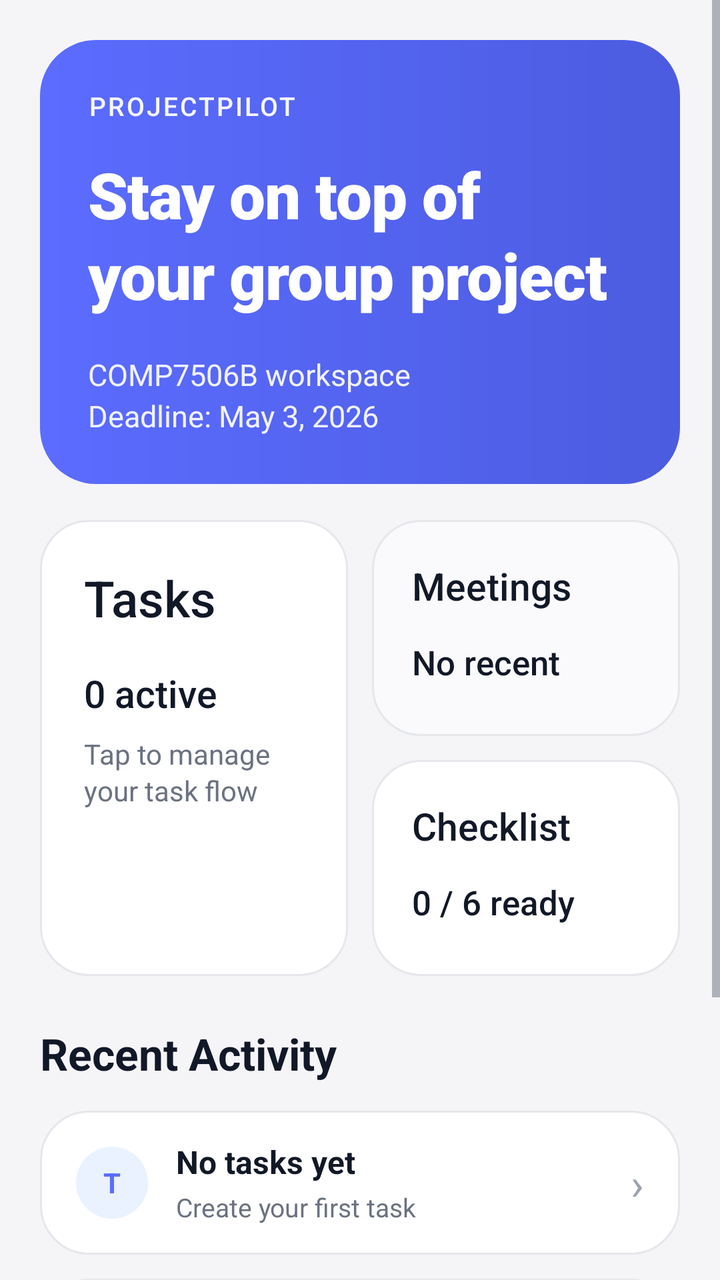
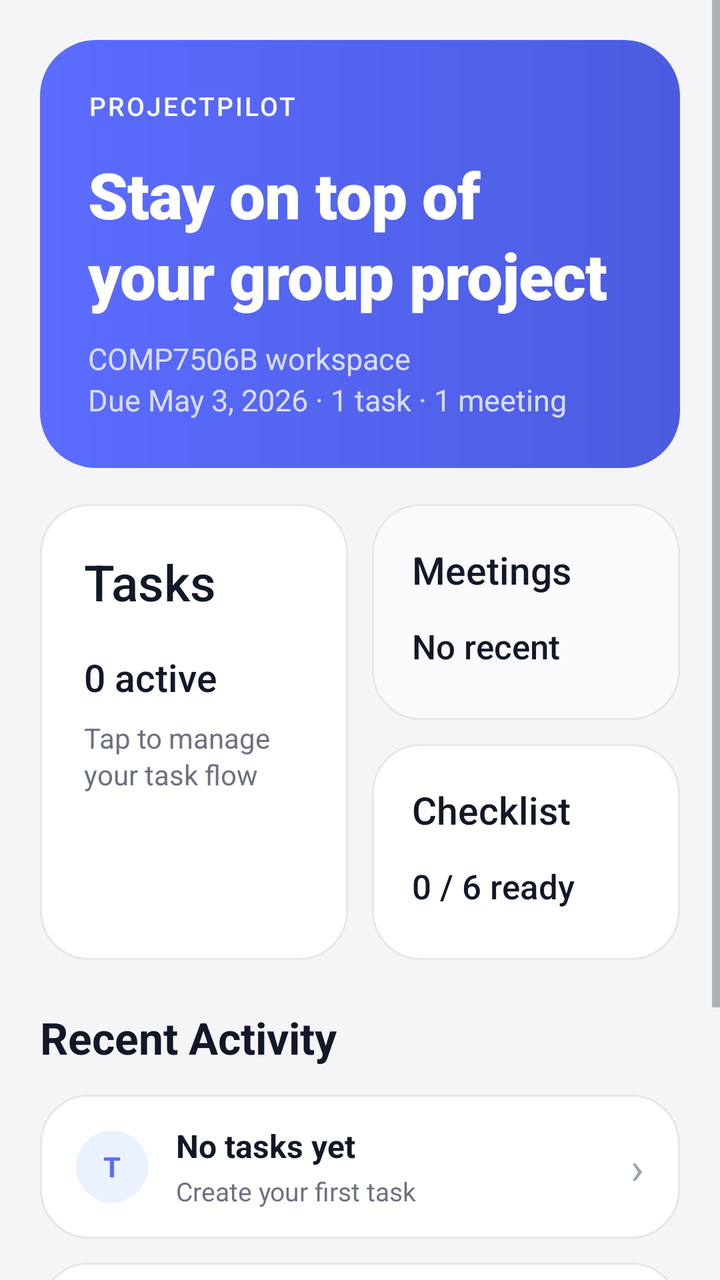

Two renders of the same Android screen: before a commit and after it. Below are the layout's source before the change and the commit's diff.
<!-- AndroidManifest.xml: application theme Theme.GroupProject -->
<!-- res/layout/fragment_home.xml -->
<?xml version="1.0" encoding="utf-8"?>
<ScrollView xmlns:android="http://schemas.android.com/apk/res/android"
    android:layout_width="match_parent"
    android:layout_height="match_parent"
    android:background="@color/bg_app"
    android:fillViewport="true"
    android:clipToPadding="false">

    <LinearLayout
        android:layout_width="match_parent"
        android:layout_height="wrap_content"
        android:orientation="vertical"
        android:paddingStart="@dimen/page_horizontal_padding"
        android:paddingTop="@dimen/space_20"
        android:paddingEnd="@dimen/page_horizontal_padding"
        android:paddingBottom="110dp">

        <LinearLayout
            android:layout_width="match_parent"
            android:layout_height="wrap_content"
            android:background="@drawable/bg_card_hero"
            android:orientation="vertical"
            android:padding="24dp">

            <TextView
                android:layout_width="wrap_content"
                android:layout_height="wrap_content"
                android:text="PROJECTPILOT"
                android:textAllCaps="true"
                android:textColor="@color/text_on_accent"
                android:textSize="13sp"
                android:fontFamily="sans-serif-medium"
                android:letterSpacing="0.08"
                android:alpha="0.95" />

            <TextView
                android:layout_width="match_parent"
                android:layout_height="wrap_content"
                android:layout_marginTop="14dp"
                android:text="Stay on top of\nyour group project"
                android:textColor="@color/text_on_accent"
                android:textSize="32sp"
                android:fontFamily="sans-serif-black"
                android:lineSpacingExtra="3dp"
                android:letterSpacing="-0.01" />

            <TextView
                android:id="@+id/tv_project_subinfo"
                android:layout_width="match_parent"
                android:layout_height="wrap_content"
                android:layout_marginTop="18dp"
                android:text="COMP7506B workspace\nDeadline: May 3, 2026"
                android:textColor="@color/text_on_accent"
                android:textSize="15sp"
                android:fontFamily="sans-serif"
                android:lineSpacingExtra="3dp"
                android:alpha="0.92" />
        </LinearLayout>

        <LinearLayout
            android:layout_width="match_parent"
            android:layout_height="wrap_content"
            android:layout_marginTop="18dp"
            android:orientation="horizontal">

            <LinearLayout
                android:layout_width="0dp"
                android:layout_height="228dp"
                android:layout_weight="1"
                android:background="@drawable/bg_card_surface"
                android:orientation="vertical"
                android:padding="22dp">

                <TextView
                    android:layout_width="wrap_content"
                    android:layout_height="wrap_content"
                    android:text="Tasks"
                    android:textColor="@color/text_primary"
                    android:textSize="25sp"
                    android:fontFamily="sans-serif-medium" />

                <TextView
                    android:id="@+id/tv_tasks_highlight"
                    android:layout_width="wrap_content"
                    android:layout_height="wrap_content"
                    android:layout_marginTop="18dp"
                    android:text="0 active"
                    android:textColor="@color/text_primary"
                    android:textSize="19sp"
                    android:fontFamily="sans-serif-medium" />

                <TextView
                    android:id="@+id/tv_tasks_subinfo"
                    android:layout_width="match_parent"
                    android:layout_height="wrap_content"
                    android:layout_marginTop="8dp"
                    android:text="Tap to manage your task flow"
                    android:textColor="@color/text_secondary"
                    android:textSize="14sp"
                    android:lineSpacingExtra="2dp" />
            </LinearLayout>

            <Space
                android:layout_width="12dp"
                android:layout_height="1dp" />

            <LinearLayout
                android:layout_width="0dp"
                android:layout_height="228dp"
                android:layout_weight="1"
                android:orientation="vertical">

                <LinearLayout
                    android:layout_width="match_parent"
                    android:layout_height="0dp"
                    android:layout_weight="1"
                    android:background="@drawable/bg_card_soft"
                    android:orientation="vertical"
                    android:padding="20dp">

                    <TextView
                        android:layout_width="wrap_content"
                        android:layout_height="wrap_content"
                        android:text="Meetings"
                        android:textColor="@color/text_primary"
                        android:textSize="19sp"
                        android:fontFamily="sans-serif-medium"
                        android:maxLines="1"
                        android:ellipsize="end" />

                    <TextView
                        android:id="@+id/tv_meetings_highlight"
                        android:layout_width="wrap_content"
                        android:layout_height="wrap_content"
                        android:layout_marginTop="14dp"
                        android:text="No recent"
                        android:textColor="@color/text_primary"
                        android:textSize="17sp"
                        android:fontFamily="sans-serif-medium"
                        android:maxLines="1"
                        android:ellipsize="end" />

                    <TextView
                        android:id="@+id/tv_meetings_subinfo"
                        android:layout_width="match_parent"
                        android:layout_height="wrap_content"
                        android:layout_marginTop="6dp"
                        android:text="Capture notes and decisions"
                        android:textColor="@color/text_secondary"
                        android:textSize="13sp"
                        android:maxLines="2"
                        android:ellipsize="end"/>
                </LinearLayout>

                <Space
                    android:layout_width="1dp"
                    android:layout_height="12dp" />

                <LinearLayout
                    android:layout_width="match_parent"
                    android:layout_height="0dp"
                    android:layout_weight="1"
                    android:background="@drawable/bg_card_surface"
                    android:orientation="vertical"
                    android:padding="20dp">

                    <TextView
                        android:layout_width="wrap_content"
                        android:layout_height="wrap_content"
                        android:text="Checklist"
                        android:textColor="@color/text_primary"
                        android:textSize="19sp"
                        android:fontFamily="sans-serif-medium"
                        android:maxLines="1"
                        android:ellipsize="end" />

                    <TextView
                        android:id="@+id/tv_checklist_highlight"
                        android:layout_width="wrap_content"
                        android:layout_height="wrap_content"
                        android:layout_marginTop="14dp"
                        android:text="0 / 6 ready"
                        android:textColor="@color/text_primary"
                        android:textSize="17sp"
                        android:fontFamily="sans-serif-medium"
                        android:maxLines="1"
                        android:ellipsize="end" />

                    <TextView
                        android:id="@+id/tv_checklist_subinfo"
                        android:layout_width="match_parent"
                        android:layout_height="wrap_content"
                        android:layout_marginTop="6dp"
                        android:text="Submission progress"
                        android:textColor="@color/text_secondary"
                        android:textSize="13sp"
                        android:maxLines="2"
                        android:ellipsize="end"/>
                </LinearLayout>

            </LinearLayout>
        </LinearLayout>

        <TextView
            android:layout_width="wrap_content"
            android:layout_height="wrap_content"
            android:layout_marginTop="24dp"
            android:text="Recent Activity"
            android:textColor="@color/text_primary"
            android:textSize="22sp"
            android:textStyle="bold" />

        <LinearLayout
            android:id="@+id/card_recent_task"
            android:layout_width="match_parent"
            android:layout_height="wrap_content"
            android:layout_marginTop="14dp"
            android:background="@drawable/bg_card_surface"
            android:gravity="center_vertical"
            android:minHeight="72dp"
            android:orientation="horizontal"
            android:paddingStart="18dp"
            android:paddingTop="14dp"
            android:paddingEnd="18dp"
            android:paddingBottom="14dp">

            <TextView
                android:layout_width="36dp"
                android:layout_height="36dp"
                android:background="@drawable/bg_status_todo"
                android:gravity="center"
                android:text="T"
                android:textColor="@color/accent_primary"
                android:textSize="14sp"
                android:textStyle="bold" />

            <LinearLayout
                android:layout_width="0dp"
                android:layout_height="wrap_content"
                android:layout_marginStart="14dp"
                android:layout_weight="1"
                android:orientation="vertical">

                <TextView
                    android:id="@+id/tv_recent_task_title"
                    android:layout_width="match_parent"
                    android:layout_height="wrap_content"
                    android:text="No tasks yet"
                    android:textColor="@color/text_primary"
                    android:textSize="16sp"
                    android:textStyle="bold"
                    android:maxLines="1"
                    android:ellipsize="end" />

                <TextView
                    android:id="@+id/tv_recent_task_meta"
                    android:layout_width="match_parent"
                    android:layout_height="wrap_content"
                    android:layout_marginTop="3dp"
                    android:text="Create your first task"
                    android:textColor="@color/text_secondary"
                    android:textSize="13sp"
                    android:maxLines="1"
                    android:ellipsize="end" />
            </LinearLayout>

            <TextView
                android:layout_width="wrap_content"
                android:layout_height="wrap_content"
                android:text="›"
                android:textColor="@color/text_tertiary"
                android:textSize="22sp" />
        </LinearLayout>

        <LinearLayout
            android:id="@+id/card_recent_meeting"
            android:layout_width="match_parent"
            android:layout_height="wrap_content"
            android:layout_marginTop="12dp"
            android:background="@drawable/bg_card_surface"
            android:gravity="center_vertical"
            android:minHeight="72dp"
            android:orientation="horizontal"
            android:paddingStart="18dp"
            android:paddingTop="14dp"
            android:paddingEnd="18dp"
            android:paddingBottom="14dp">

            <TextView
                android:layout_width="36dp"
                android:layout_height="36dp"
                android:background="@drawable/bg_card_soft"
                android:gravity="center"
                android:text="M"
                android:textColor="@color/text_primary"
                android:textSize="14sp"
                android:textStyle="bold" />

            <LinearLayout
                android:layout_width="0dp"
                android:layout_height="wrap_content"
                android:layout_marginStart="14dp"
                android:layout_weight="1"
                android:orientation="vertical">

                <TextView
                    android:id="@+id/tv_recent_meeting_title"
                    android:layout_width="match_parent"
                    android:layout_height="wrap_content"
                    android:text="No meetings yet"
                    android:textColor="@color/text_primary"
                    android:textSize="16sp"
                    android:textStyle="bold"
                    android:maxLines="1"
                    android:ellipsize="end" />

                <TextView
                    android:id="@+id/tv_recent_meeting_meta"
                    android:layout_width="match_parent"
                    android:layout_height="wrap_content"
                    android:layout_marginTop="3dp"
                    android:text="Add a meeting note"
                    android:textColor="@color/text_secondary"
                    android:textSize="13sp"
                    android:maxLines="1"
                    android:ellipsize="end" />
            </LinearLayout>

            <TextView
                android:layout_width="wrap_content"
                android:layout_height="wrap_content"
                android:text="›"
                android:textColor="@color/text_tertiary"
                android:textSize="22sp" />
        </LinearLayout>

    </LinearLayout>

</ScrollView>
<!-- resources referenced by this layout -->
<resources>
  <color name="accent_primary">#5B6CFF</color>
  <color name="bg_app">#F5F5F7</color>
  <color name="text_on_accent">#FFFFFF</color>
  <color name="text_primary">#111827</color>
  <color name="text_secondary">#6B7280</color>
  <color name="text_tertiary">#9CA3AF</color>
  <dimen name="page_horizontal_padding">20dp</dimen>
  <dimen name="space_20">20dp</dimen>
  <!-- drawable bg_card_hero (drawable) -->
  <?xml version="1.0" encoding="utf-8"?>
  <shape xmlns:android="http://schemas.android.com/apk/res/android">
      <gradient
          android:angle="0"
          android:startColor="@color/accent_primary"
          android:endColor="@color/accent_pressed" />
      <corners android:radius="@dimen/radius_hero" />
  </shape>
  <!-- drawable bg_card_soft (drawable) -->
  <?xml version="1.0" encoding="utf-8"?>
  <shape xmlns:android="http://schemas.android.com/apk/res/android">
      <solid android:color="@color/surface_soft" />
      <corners android:radius="@dimen/radius_card" />
      <stroke
          android:width="1dp"
          android:color="@color/border_light" />
  </shape>
  <!-- drawable bg_card_surface (drawable) -->
  <?xml version="1.0" encoding="utf-8"?>
  <shape xmlns:android="http://schemas.android.com/apk/res/android">
      <solid android:color="@color/surface" />
      <corners android:radius="@dimen/radius_card" />
      <stroke
          android:width="1dp"
          android:color="@color/border_light" />
  </shape>
  <!-- drawable bg_status_todo (drawable) -->
  <?xml version="1.0" encoding="utf-8"?>
  <shape xmlns:android="http://schemas.android.com/apk/res/android">
      <solid android:color="@color/status_todo_bg" />
      <corners android:radius="20dp" />
  </shape>
  <style name="Theme.GroupProject" parent="Theme.Material3.DayNight.NoActionBar">
          <item name="colorPrimary">@color/accent_primary</item>
          <item name="colorOnPrimary">@color/text_on_accent</item>
  
          <item name="colorSecondary">@color/accent_primary</item>
          <item name="colorOnSecondary">@color/text_on_accent</item>
  
          <item name="android:windowBackground">@color/bg_app</item>
          <item name="colorSurface">@color/surface</item>
          <item name="colorOnSurface">@color/text_primary</item>
  
          <item name="android:textColorPrimary">@color/text_primary</item>
          <item name="android:textColorSecondary">@color/text_secondary</item>
  
          <item name="android:statusBarColor">@android:color/transparent</item>
          <item name="android:navigationBarColor">@color/surface</item>
      </style>
  <color name="accent_pressed">#4C5CE0</color>
  <dimen name="radius_hero">28dp</dimen>
  <color name="surface_soft">#FAFAFC</color>
  <dimen name="radius_card">24dp</dimen>
  <color name="border_light">#E5E7EB</color>
  <color name="surface">#FFFFFF</color>
  <color name="status_todo_bg">#EAF2FF</color>
</resources>

<!-- the commit's change to res/layout/fragment_home.xml (unified diff, before → after) -->
@@ -25,6 +25,7 @@
             <TextView
                 android:layout_width="wrap_content"
                 android:layout_height="wrap_content"
+                android:id="@+id/tv_project_name"
                 android:text="PROJECTPILOT"
                 android:textAllCaps="true"
                 android:textColor="@color/text_on_accent"
@@ -46,15 +47,14 @@
 
             <TextView
                 android:id="@+id/tv_project_subinfo"
-                android:layout_width="match_parent"
-                android:layout_height="wrap_content"
-                android:layout_marginTop="18dp"
-                android:text="COMP7506B workspace\nDeadline: May 3, 2026"
-                android:textColor="@color/text_on_accent"
+                android:layout_width="wrap_content"
+                android:layout_height="wrap_content"
+                android:layout_marginTop="10dp"
+                android:text="COMP7506B workspace&#10;Due May 3, 2026 · 1 task · 1 meeting"
+                android:textColor="#E6E8FF"
                 android:textSize="15sp"
-                android:fontFamily="sans-serif"
                 android:lineSpacingExtra="3dp"
-                android:alpha="0.92" />
+                android:alpha="0.92"/>
         </LinearLayout>
 
         <LinearLayout
